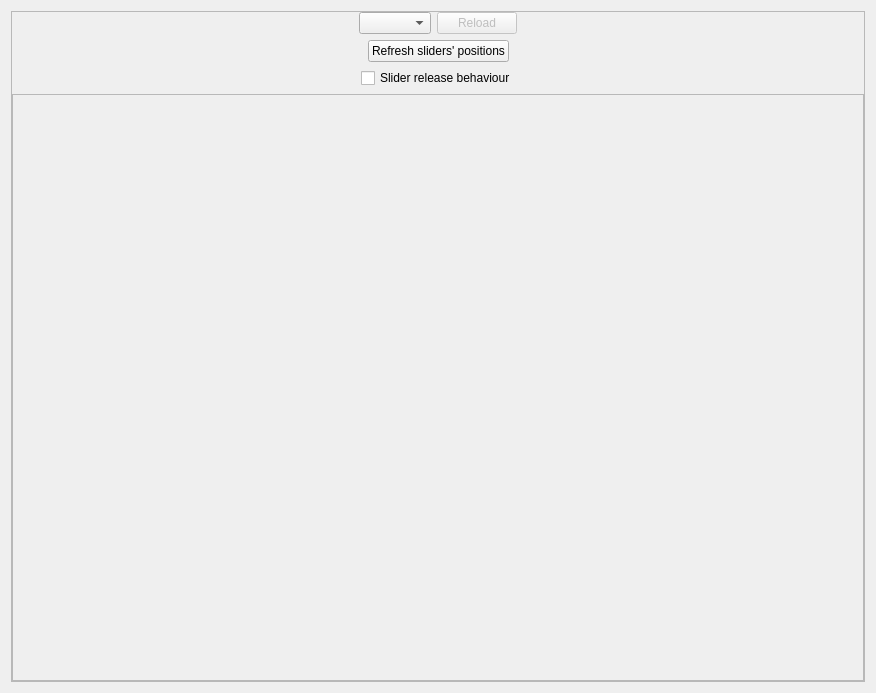
shadow-robot/sr-visualization, file sr_gui_joint_slider/uis/SrJointSlider.ui: the form before one commit.
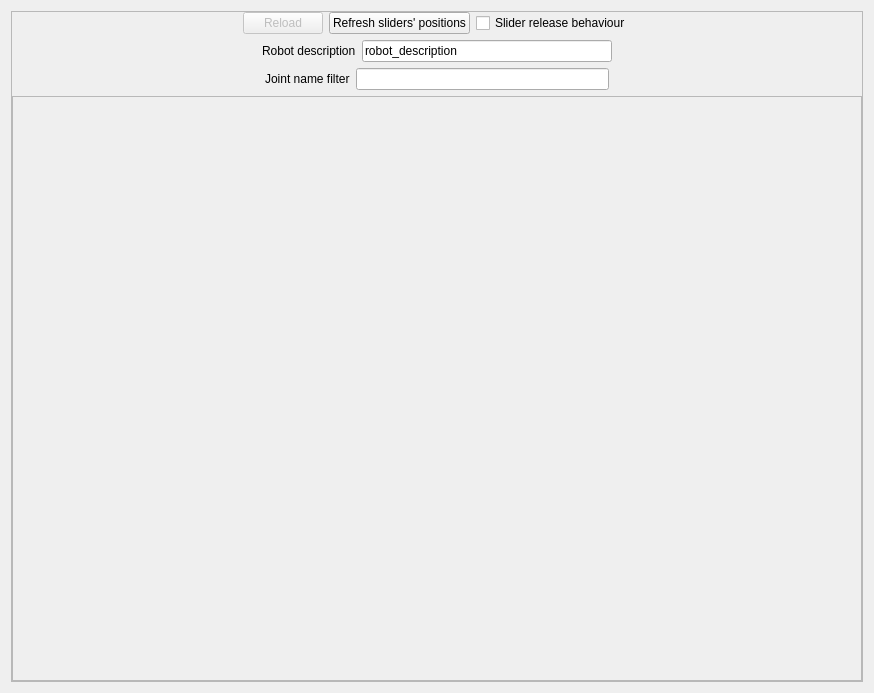
The form after the commit.

Commit message: Cleanup and add a robot_description edit field and a joint name filter edit field.

The edit to the form file:
```diff
--- a/sr_gui_joint_slider/uis/SrJointSlider.ui
+++ b/sr_gui_joint_slider/uis/SrJointSlider.ui
@@ -6,7 +6,7 @@
    <rect>
     <x>0</x>
     <y>0</y>
-    <width>876</width>
+    <width>874</width>
     <height>693</height>
    </rect>
   </property>
@@ -55,9 +55,6 @@
             </property>
            </spacer>
           </item>
-          <item>
-           <widget class="QComboBox" name="comboBox"/>
-          </item>
           <item>
            <widget class="QPushButton" name="reloadButton">
             <property name="enabled">
@@ -69,36 +66,6 @@
            </widget>
           </item>
           <item>
-           <spacer name="horizontalSpacer_2">
-            <property name="orientation">
-             <enum>Qt::Horizontal</enum>
-            </property>
-            <property name="sizeHint" stdset="0">
-             <size>
-              <width>40</width>
-              <height>20</height>
-             </size>
-            </property>
-           </spacer>
-          </item>
-         </layout>
-        </item>
-        <item>
-         <layout class="QHBoxLayout" name="horizontalLayout_3">
-          <item>
-           <spacer name="horizontalSpacer_4">
-            <property name="orientation">
-             <enum>Qt::Horizontal</enum>
-            </property>
-            <property name="sizeHint" stdset="0">
-             <size>
-              <width>40</width>
-              <height>20</height>
-             </size>
-            </property>
-           </spacer>
-          </item>
-          <item>
            <widget class="QPushButton" name="refreshButton">
             <property name="text">
              <string>Refresh sliders' positions</string>
@@ -106,36 +73,6 @@
            </widget>
           </item>
           <item>
-           <spacer name="horizontalSpacer_3">
-            <property name="orientation">
-             <enum>Qt::Horizontal</enum>
-            </property>
-            <property name="sizeHint" stdset="0">
-             <size>
-              <width>40</width>
-              <height>20</height>
-             </size>
-            </property>
-           </spacer>
-          </item>
-         </layout>
-        </item>
-        <item>
-         <layout class="QHBoxLayout" name="horizontalLayout_4">
-          <item>
-           <spacer name="horizontalSpacer_5">
-            <property name="orientation">
-             <enum>Qt::Horizontal</enum>
-            </property>
-            <property name="sizeHint" stdset="0">
-             <size>
-              <width>40</width>
-              <height>20</height>
-             </size>
-            </property>
-           </spacer>
-          </item>
-          <item>
            <widget class="QCheckBox" name="sliderReleaseCheckBox">
             <property name="toolTip">
              <string>&lt;html&gt;&lt;head/&gt;&lt;body&gt;&lt;p&gt;If checked the sliders have to be released to send a command.&lt;/p&gt;&lt;p&gt;If unckecked dragging the slider will send commands along the path.&lt;/p&gt;&lt;p&gt;It only affects position sliders (position controllers running).&lt;/p&gt;&lt;/body&gt;&lt;/html&gt;</string>
@@ -146,6 +83,90 @@
            </widget>
           </item>
           <item>
+           <spacer name="horizontalSpacer_2">
+            <property name="orientation">
+             <enum>Qt::Horizontal</enum>
+            </property>
+            <property name="sizeHint" stdset="0">
+             <size>
+              <width>40</width>
+              <height>20</height>
+             </size>
+            </property>
+           </spacer>
+          </item>
+         </layout>
+        </item>
+        <item>
+         <layout class="QHBoxLayout" name="horizontalLayout_3">
+          <item>
+           <spacer name="horizontalSpacer_4">
+            <property name="orientation">
+             <enum>Qt::Horizontal</enum>
+            </property>
+            <property name="sizeHint" stdset="0">
+             <size>
+              <width>40</width>
+              <height>20</height>
+             </size>
+            </property>
+           </spacer>
+          </item>
+          <item>
+           <widget class="QLabel" name="label">
+            <property name="text">
+             <string>Robot description</string>
+            </property>
+           </widget>
+          </item>
+          <item>
+           <widget class="QLineEdit" name="robot_description_edit">
+            <property name="text">
+             <string>robot_description</string>
+            </property>
+           </widget>
+          </item>
+          <item>
+           <spacer name="horizontalSpacer_3">
+            <property name="orientation">
+             <enum>Qt::Horizontal</enum>
+            </property>
+            <property name="sizeHint" stdset="0">
+             <size>
+              <width>40</width>
+              <height>20</height>
+             </size>
+            </property>
+           </spacer>
+          </item>
+         </layout>
+        </item>
+        <item>
+         <layout class="QHBoxLayout" name="horizontalLayout_4">
+          <item>
+           <spacer name="horizontalSpacer_5">
+            <property name="orientation">
+             <enum>Qt::Horizontal</enum>
+            </property>
+            <property name="sizeHint" stdset="0">
+             <size>
+              <width>40</width>
+              <height>20</height>
+             </size>
+            </property>
+           </spacer>
+          </item>
+          <item>
+           <widget class="QLabel" name="label_2">
+            <property name="text">
+             <string>Joint name filter</string>
+            </property>
+           </widget>
+          </item>
+          <item>
+           <widget class="QLineEdit" name="joint_name_filter_edit"/>
+          </item>
+          <item>
            <spacer name="horizontalSpacer_6">
             <property name="orientation">
              <enum>Qt::Horizontal</enum>
@@ -170,8 +191,8 @@
             <rect>
              <x>0</x>
              <y>0</y>
-             <width>852</width>
-             <height>569</height>
+             <width>850</width>
+             <height>564</height>
             </rect>
            </property>
            <property name="minimumSize">
```
The commit also changes 1 other file.
